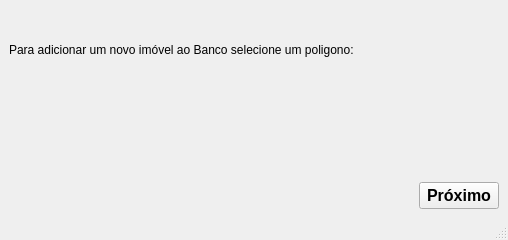
This is editDataBase/AddFeature.ui in guilhermehrn/e-spu-consulte as Qt 5 draws it before an edit. The edited form follows.
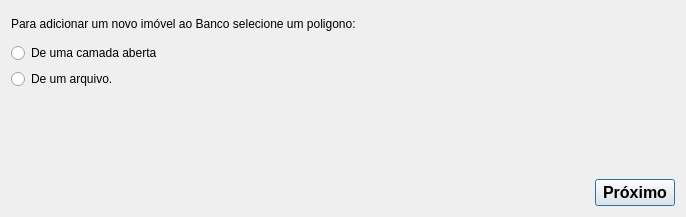
This is the edited form. Custom widgets are drawn as their Qt base class.

Diff of the .ui file:
```diff
--- a/editDataBase/AddFeature.ui
+++ b/editDataBase/AddFeature.ui
@@ -1,19 +1,20 @@
 <?xml version="1.0" encoding="UTF-8"?>
 <ui version="4.0">
- <class>MainWindow</class>
- <widget class="QMainWindow" name="MainWindow">
+ <class>dialog</class>
+ <widget class="QDialog" name="dialog">
   <property name="geometry">
    <rect>
     <x>0</x>
     <y>0</y>
-    <width>508</width>
-    <height>240</height>
+    <width>686</width>
+    <height>217</height>
    </rect>
   </property>
   <property name="windowTitle">
    <string>MainWindow</string>
   </property>
-  <widget class="QWidget" name="centralwidget">
+  <layout class="QVBoxLayout" name="verticalLayout_3">
+   <item>
    <layout class="QVBoxLayout" name="verticalLayout">
     <item>
      <layout class="QVBoxLayout" name="verticalLayout_2">
@@ -36,6 +37,20 @@
         </property>
        </widget>
       </item>
+       <item>
+        <widget class="QRadioButton" name="radioButton_2">
+         <property name="text">
+          <string>De uma camada aberta</string>
+         </property>
+        </widget>
+       </item>
+       <item>
+        <widget class="QRadioButton" name="radioButton">
+         <property name="text">
+          <string>De um arquivo.</string>
+         </property>
+        </widget>
+       </item>
      </layout>
     </item>
     <item>
@@ -82,18 +97,8 @@
      </layout>
     </item>
    </layout>
-  </widget>
-  <widget class="QMenuBar" name="menubar">
-   <property name="geometry">
-    <rect>
-     <x>0</x>
-     <y>0</y>
-     <width>508</width>
-     <height>21</height>
-    </rect>
-   </property>
-  </widget>
-  <widget class="QStatusBar" name="statusbar"/>
+   </item>
+  </layout>
  </widget>
  <customwidgets>
   <customwidget>
```
Left out of the diff: 2 changed lines with no effect on the pictures. Lines whose indentation alone changed are shown as unchanged.
